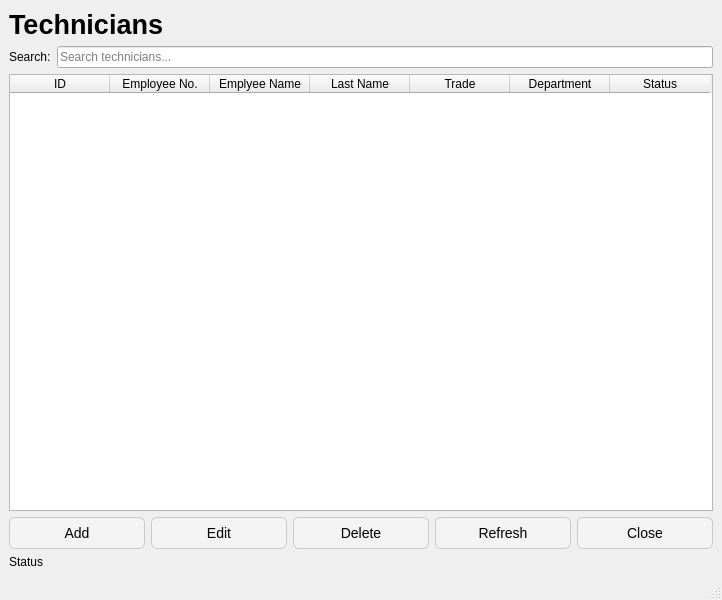
Qt form MaintenanceSystem/app/ui/forms/technicians.ui (Apie-dup/MaintenanceSystem) before a commit.
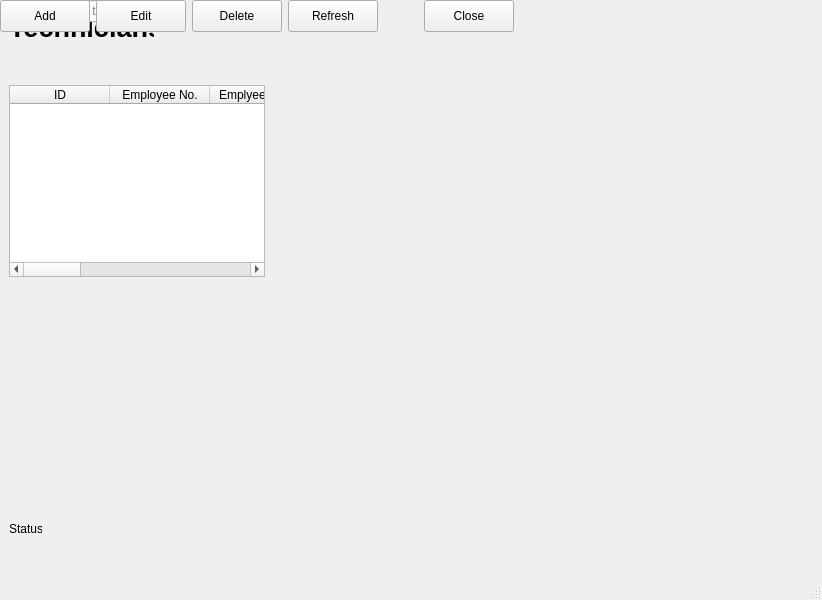
The same form after that commit.

The edit to the form file:
```diff
--- a/MaintenanceSystem/app/ui/forms/technicians.ui
+++ b/MaintenanceSystem/app/ui/forms/technicians.ui
@@ -6,7 +6,7 @@
    <rect>
     <x>0</x>
     <y>0</y>
-    <width>722</width>
+    <width>822</width>
     <height>600</height>
    </rect>
   </property>
@@ -14,9 +14,15 @@
    <string>Technicians</string>
   </property>
   <widget class="QWidget" name="centralwidget">
-   <layout class="QVBoxLayout" name="verticalLayout">
-    <item>
      <widget class="QLabel" name="lblTechnicians">
+    <property name="geometry">
+     <rect>
+      <x>9</x>
+      <y>9</y>
+      <width>145</width>
+      <height>36</height>
+     </rect>
+    </property>
       <property name="font">
        <font>
         <pointsize>20</pointsize>
@@ -27,27 +33,21 @@
        <string>Technicians</string>
       </property>
      </widget>
-    </item>
-    <item>
-     <layout class="QHBoxLayout" name="horizontalLayout">
-      <item>
-       <widget class="QLabel" name="lblSearch">
-        <property name="text">
-         <string>Search:</string>
-        </property>
-       </widget>
-      </item>
-      <item>
-       <widget class="QLineEdit" name="txtSearch">
-        <property name="placeholderText">
-         <string>Search technicians...</string>
-        </property>
-       </widget>
-      </item>
-     </layout>
-    </item>
-    <item>
      <widget class="QTableWidget" name="tblTechnicians">
+    <property name="geometry">
+     <rect>
+      <x>9</x>
+      <y>85</y>
+      <width>256</width>
+      <height>192</height>
+     </rect>
+    </property>
+    <property name="alternatingRowColors">
+     <bool>true</bool>
+    </property>
+    <property name="sortingEnabled">
+     <bool>true</bool>
+    </property>
       <column>
        <property name="text">
         <string>ID</string>
@@ -78,14 +78,49 @@
         <string>Department</string>
        </property>
       </column>
+    <column>
+     <property name="text">
+      <string>Phone</string>
+     </property>
+    </column>
       <column>
        <property name="text">
         <string>Status</string>
        </property>
       </column>
      </widget>
+   <widget class="QLabel" name="lblStatus">
+    <property name="geometry">
+     <rect>
+      <x>9</x>
+      <y>521</y>
+      <width>33</width>
+      <height>16</height>
+     </rect>
+    </property>
+    <property name="text">
+     <string>Status</string>
+    </property>
+   </widget>
+   <widget class="QWidget" name="">
+    <layout class="QHBoxLayout" name="horizontalLayout">
+     <item>
+      <widget class="QLabel" name="lblSearch">
+       <property name="text">
+        <string>Search:</string>
+       </property>
+      </widget>
     </item>
     <item>
+      <widget class="QLineEdit" name="txtSearch">
+       <property name="placeholderText">
+        <string>Search technicians...</string>
+       </property>
+      </widget>
+     </item>
+    </layout>
+   </widget>
+   <widget class="QWidget" name="">
      <layout class="QHBoxLayout" name="horizontalLayout_2">
       <item>
        <widget class="QPushButton" name="btnAdd">
@@ -96,31 +131,7 @@
          </size>
         </property>
         <property name="styleSheet">
-         <string notr="true">QPushButton {
-    background-color: #f3f3f3;        /* Windows 11 light button background */
-    color: #000000;                   /* Text color */
-    border: 1px solid #c9c9c9;        /* Soft border */
-    border-radius: 6px;               /* Windows 11 rounded corners */
-    padding: 6px 14px;                /* Standard Win11 padding */
-    font-family: &quot;Segoe UI&quot;;
-    font-size: 14px;
-}
-
-QPushButton:hover {
-    background-color: #e5e5e5;        /* Slightly darker hover */
-}
-
-QPushButton:pressed {
-    background-color: #dcdcdc;        /* Pressed state */
-    border: 1px solid #b5b5b5;
-}
-
-QPushButton:disabled {
-    background-color: #f0f0f0;
-    color: #a0a0a0;
-    border: 1px solid #e0e0e0;
-}
-</string>
+        <string notr="true"/>
         </property>
         <property name="text">
          <string>Add</string>
@@ -136,31 +147,7 @@
          </size>
         </property>
         <property name="styleSheet">
-         <string notr="true">QPushButton {
-    background-color: #f3f3f3;        /* Windows 11 light button background */
-    color: #000000;                   /* Text color */
-    border: 1px solid #c9c9c9;        /* Soft border */
-    border-radius: 6px;               /* Windows 11 rounded corners */
-    padding: 6px 14px;                /* Standard Win11 padding */
-    font-family: &quot;Segoe UI&quot;;
-    font-size: 14px;
-}
-
-QPushButton:hover {
-    background-color: #e5e5e5;        /* Slightly darker hover */
-}
-
-QPushButton:pressed {
-    background-color: #dcdcdc;        /* Pressed state */
-    border: 1px solid #b5b5b5;
-}
-
-QPushButton:disabled {
-    background-color: #f0f0f0;
-    color: #a0a0a0;
-    border: 1px solid #e0e0e0;
-}
-</string>
+        <string notr="true"/>
         </property>
         <property name="text">
          <string>Edit</string>
@@ -176,31 +163,7 @@
          </size>
         </property>
         <property name="styleSheet">
-         <string notr="true">QPushButton {
-    background-color: #f3f3f3;        /* Windows 11 light button background */
-    color: #000000;                   /* Text color */
-    border: 1px solid #c9c9c9;        /* Soft border */
-    border-radius: 6px;               /* Windows 11 rounded corners */
-    padding: 6px 14px;                /* Standard Win11 padding */
-    font-family: &quot;Segoe UI&quot;;
-    font-size: 14px;
-}
-
-QPushButton:hover {
-    background-color: #e5e5e5;        /* Slightly darker hover */
-}
-
-QPushButton:pressed {
-    background-color: #dcdcdc;        /* Pressed state */
-    border: 1px solid #b5b5b5;
-}
-
-QPushButton:disabled {
-    background-color: #f0f0f0;
-    color: #a0a0a0;
-    border: 1px solid #e0e0e0;
-}
-</string>
+        <string notr="true"/>
         </property>
         <property name="text">
          <string>Delete</string>
@@ -216,37 +179,26 @@
          </size>
         </property>
         <property name="styleSheet">
-         <string notr="true">QPushButton {
-    background-color: #f3f3f3;        /* Windows 11 light button background */
-    color: #000000;                   /* Text color */
-    border: 1px solid #c9c9c9;        /* Soft border */
-    border-radius: 6px;               /* Windows 11 rounded corners */
-    padding: 6px 14px;                /* Standard Win11 padding */
-    font-family: &quot;Segoe UI&quot;;
-    font-size: 14px;
-}
-
-QPushButton:hover {
-    background-color: #e5e5e5;        /* Slightly darker hover */
-}
-
-QPushButton:pressed {
-    background-color: #dcdcdc;        /* Pressed state */
-    border: 1px solid #b5b5b5;
-}
-
-QPushButton:disabled {
-    background-color: #f0f0f0;
-    color: #a0a0a0;
-    border: 1px solid #e0e0e0;
-}
-</string>
+        <string notr="true"/>
         </property>
         <property name="text">
          <string>Refresh</string>
         </property>
        </widget>
       </item>
+     <item>
+      <spacer name="horizontalSpacer">
+       <property name="orientation">
+        <enum>Qt::Orientation::Horizontal</enum>
+       </property>
+       <property name="sizeHint" stdset="0">
+        <size>
+         <width>40</width>
+         <height>20</height>
+        </size>
+       </property>
+      </spacer>
+     </item>
       <item>
        <widget class="QPushButton" name="btnClose">
         <property name="minimumSize">
@@ -256,31 +208,7 @@
          </size>
         </property>
         <property name="styleSheet">
-         <string notr="true">QPushButton {
-    background-color: #f3f3f3;        /* Windows 11 light button background */
-    color: #000000;                   /* Text color */
-    border: 1px solid #c9c9c9;        /* Soft border */
-    border-radius: 6px;               /* Windows 11 rounded corners */
-    padding: 6px 14px;                /* Standard Win11 padding */
-    font-family: &quot;Segoe UI&quot;;
-    font-size: 14px;
-}
-
-QPushButton:hover {
-    background-color: #e5e5e5;        /* Slightly darker hover */
-}
-
-QPushButton:pressed {
-    background-color: #dcdcdc;        /* Pressed state */
-    border: 1px solid #b5b5b5;
-}
-
-QPushButton:disabled {
-    background-color: #f0f0f0;
-    color: #a0a0a0;
-    border: 1px solid #e0e0e0;
-}
-</string>
+        <string notr="true"/>
         </property>
         <property name="text">
          <string>Close</string>
@@ -288,15 +216,7 @@
        </widget>
       </item>
      </layout>
-    </item>
-    <item>
-     <widget class="QLabel" name="lblStatus">
-      <property name="text">
-       <string>Status</string>
-      </property>
-     </widget>
-    </item>
-   </layout>
+   </widget>
   </widget>
   <widget class="QMenuBar" name="menubar">
    <property name="geometry">
```
Left out of the diff: 2 changed lines with no effect on the pictures. Lines whose indentation alone changed are shown as unchanged.
